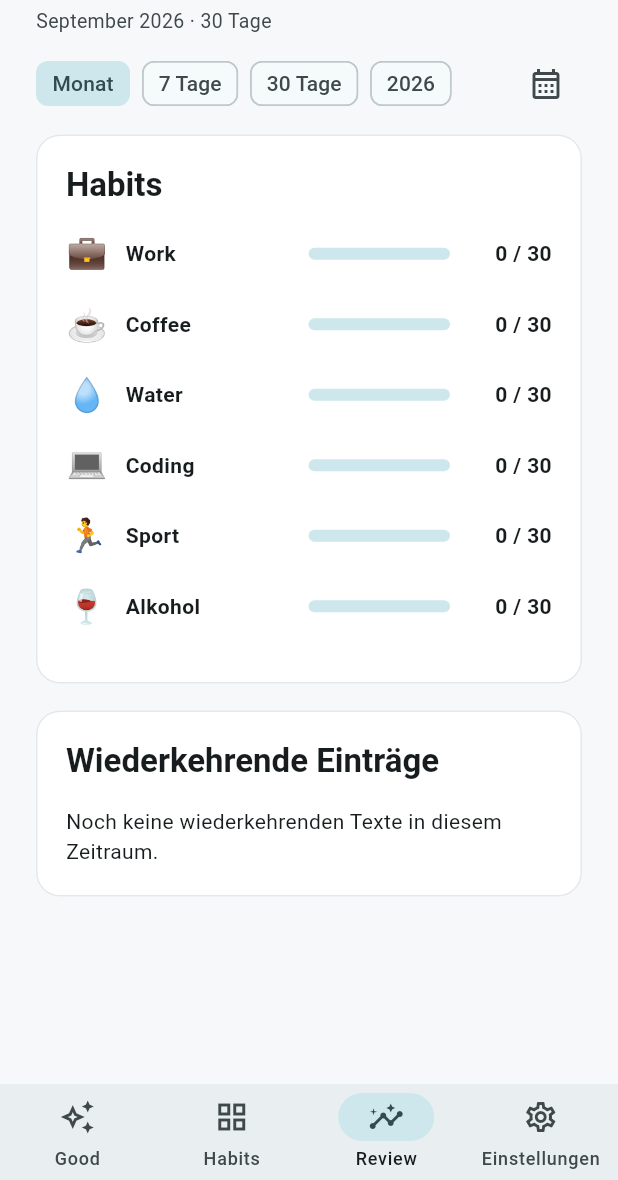
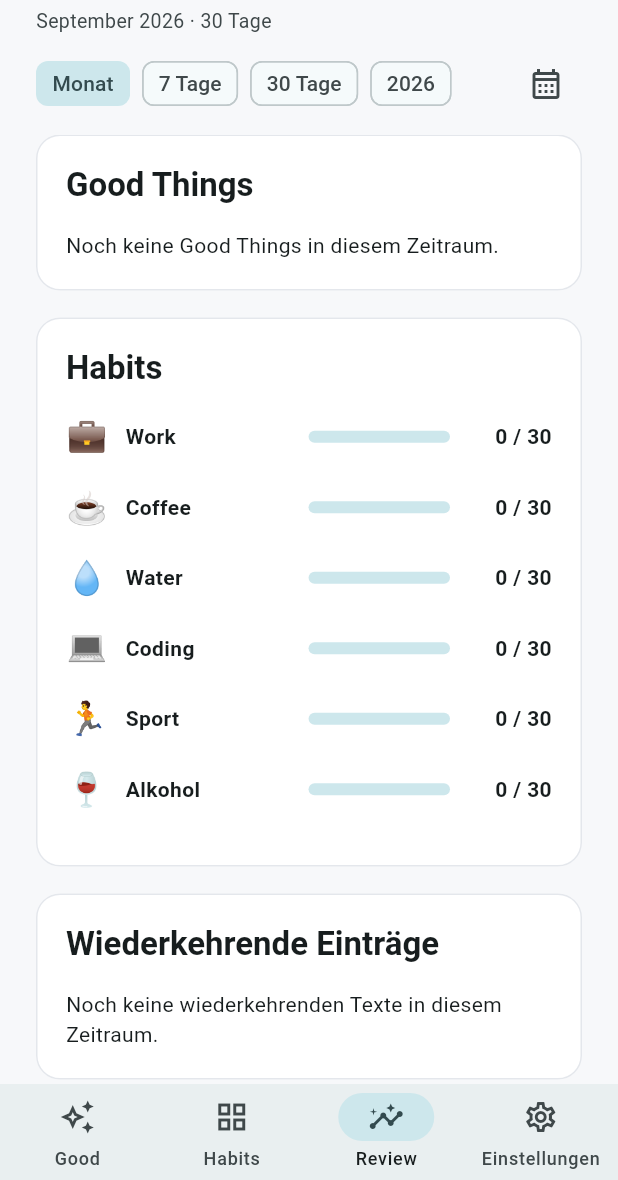
Before and after one commit to Rab2385/lighthouse_mini, a Flutter app: the screen it shows after launch, item 3 of the bottom bar chosen, on a phone screen of 412 x 824 dp, the part 56-1236 px from its top. Run offline on Flutter 3.47's test engine with Material 3 defaults, Android fonts, the phone set to English and light mode, and no system bars; our stand-ins replace file_picker, sembast, sembast_web; missing offline and left inert: dart:js_interop; Roboto replaces fonts that are missing (Arial).

Commit message:
Review: read back the period's Good Things and copy them as text (#20)
New first section on Review: every past Good Thing of the selected
range, newest day first and grouped by day, folded to the newest 5 days
with "Alle N anzeigen". "Als Text kopieren" puts a plain-text version on
the clipboard (goodThingsAsText, unit-tested in both languages).

Co-Authored-By: Claude Opus 5.5 <noreply@anthropic.com>
Claude-Session: https://claude.ai/code/session_01DA6vH9B5D4hUY1PfQgrie5

````diff
--- a/lib/l10n/app_strings.dart
+++ b/lib/l10n/app_strings.dart
@@ -192,6 +192,16 @@ class AppStrings {
   String get greetingEvening => _p('Guten Abend', 'Good evening');
   String get greetingNight => _p('Gute Nacht', 'Good night');
 
+  // ---- Review: Good Things ------------------------------------------
+  String get copyAsText => _p('Als Text kopieren', 'Copy as text');
+  String get copied => _p('Kopiert.', 'Copied.');
+  String get noGoodThingsInRange => _p(
+    'Noch keine Good Things in diesem Zeitraum.',
+    'No Good Things in this period yet.',
+  );
+  String showAll(int n) => _p('Alle $n anzeigen', 'Show all $n');
+  String get showLess => _p('Weniger anzeigen', 'Show less');
+
   // ---- Backup ------------------------------------------------------
   String get backup => 'Backup';
   String get backupText => _p(
@@ -313,6 +323,15 @@ class AppStrings {
       ? const ['Mon', 'Tue', 'Wed', 'Thu', 'Fri', 'Sat', 'Sun']
       : const ['Mo', 'Di', 'Mi', 'Do', 'Fr', 'Sa', 'So'];
 
+  /// "Di., 29.09." / "Tue, 09/29" — a day without its year.
+  String dayLabel(DateTime date) {
+    String two(int v) => v.toString().padLeft(2, '0');
+    final weekday = weekdaysShort[date.weekday - 1];
+    return _en
+        ? '$weekday, ${two(date.month)}/${two(date.day)}'
+        : '$weekday., ${two(date.day)}.${two(date.month)}.';
+  }
+
   String formatDate(DateTime date) {
     String two(int v) => v.toString().padLeft(2, '0');
     return _en
--- a/lib/pages/review_page.dart
+++ b/lib/pages/review_page.dart
@@ -1,8 +1,10 @@
 import 'package:flutter/material.dart';
+import 'package:flutter/services.dart';
 
 import '../l10n/app_strings.dart';
 import '../models/good_thing.dart';
 import '../state/lighthouse_controller.dart';
+import '../util/review_text.dart';
 import '../widgets/page_title.dart';
 
 enum _RangePreset { thisMonth, last7Days, last30Days, thisYear, custom }
@@ -155,6 +157,12 @@ class _ReviewPageState extends State<ReviewPage> {
 
         final recurring = _recurringEntries(entries);
 
+        // Reading back is about what already happened; Ahead entries stay on
+        // the Good Things page.
+        final pastEntries = entries
+            .where((entry) => !entry.date.isAfter(today))
+            .toList();
+
         final strings = _strings;
 
         return Column(
@@ -174,6 +182,12 @@ class _ReviewPageState extends State<ReviewPage> {
                 child: Column(
                   crossAxisAlignment: CrossAxisAlignment.start,
                   children: [
+                    _GoodThingsSection(
+                      strings: strings,
+                      entries: pastEntries,
+                      periodLabel: _formatRange(_range),
+                    ),
+                    const SizedBox(height: 18),
                     _SectionCard(
                       title: strings.habits,
                       child: controller.activeHabits.isEmpty
@@ -386,11 +400,131 @@ class _PresetChip extends StatelessWidget {
   }
 }
 
+/// Every Good Thing of the period to read back, grouped by day, with a
+/// "copy as text" action. Long periods start folded to the newest days.
+class _GoodThingsSection extends StatefulWidget {
+  const _GoodThingsSection({
+    required this.strings,
+    required this.entries,
+    required this.periodLabel,
+  });
+
+  final AppStrings strings;
+  final List<GoodThing> entries;
+  final String periodLabel;
+
+  @override
+  State<_GoodThingsSection> createState() => _GoodThingsSectionState();
+}
+
+class _GoodThingsSectionState extends State<_GoodThingsSection> {
+  static const int _foldedDays = 5;
+
+  bool _expanded = false;
+
+  Future<void> _copy() async {
+    final messenger = ScaffoldMessenger.of(context);
+    final text = goodThingsAsText(
+      periodLabel: widget.periodLabel,
+      entries: widget.entries,
+      strings: widget.strings,
+    );
+
+    await Clipboard.setData(ClipboardData(text: text));
+    messenger.hideCurrentSnackBar();
+    messenger.showSnackBar(SnackBar(content: Text(widget.strings.copied)));
+  }
+
+  @override
+  Widget build(BuildContext context) {
+    final strings = widget.strings;
+    final colorScheme = Theme.of(context).colorScheme;
+
+    final days = <DateTime, List<GoodThing>>{};
+    for (final entry in newestDayFirst(widget.entries)) {
+      days.putIfAbsent(entry.date, () => []).add(entry);
+    }
+
+    final visibleDays = _expanded
+        ? days.entries.toList()
+        : days.entries.take(_foldedDays).toList();
+
+    return _SectionCard(
+      title: strings.goodThings,
+      count: widget.entries.isEmpty ? null : widget.entries.length,
+      action: widget.entries.isEmpty
+          ? null
+          : TextButton.icon(
+              onPressed: _copy,
+              icon: const Icon(Icons.copy_outlined, size: 18),
+              label: Text(strings.copyAsText),
+            ),
+      child: widget.entries.isEmpty
+          ? Text(strings.noGoodThingsInRange)
+          : Column(
+              crossAxisAlignment: CrossAxisAlignment.start,
+              children: [
+                for (final day in visibleDays) ...[
+                  Padding(
+                    padding: const EdgeInsets.only(top: 4, bottom: 4),
+                    child: Text(
+                      strings.dayLabel(day.key),
+                      style: TextStyle(
+                        fontSize: 12,
+                        fontWeight: FontWeight.w700,
+                        color: colorScheme.onSurfaceVariant,
+                      ),
+                    ),
+                  ),
+                  for (final entry in day.value)
+                    Padding(
+                      padding: const EdgeInsets.only(left: 2, bottom: 6),
+                      child: Row(
+                        crossAxisAlignment: CrossAxisAlignment.start,
+                        children: [
+                          Text(
+                            '·  ',
+                            style: TextStyle(color: colorScheme.primary),
+                          ),
+                          Expanded(child: Text(entry.text)),
+                        ],
+                      ),
+                    ),
+                  const SizedBox(height: 6),
+                ],
+                if (days.length > _foldedDays)
+                  Center(
+                    child: TextButton(
+                      onPressed: () => setState(() => _expanded = !_expanded),
+                      child: Text(
+                        _expanded
+                            ? strings.showLess
+                            : strings.showAll(widget.entries.length),
+                      ),
+                    ),
+                  ),
+              ],
+            ),
+    );
+  }
+}
+
 class _SectionCard extends StatelessWidget {
-  const _SectionCard({required this.title, required this.child});
+  const _SectionCard({
+    required this.title,
+    required this.child,
+    this.count,
+    this.action,
+  });
 
   final String title;
   final Widget child;
+
+  /// Shown faintly after the title.
+  final int? count;
+
+  /// Right-aligned next to the title.
+  final Widget? action;
 
   @override
   Widget build(BuildContext context) {
@@ -400,11 +534,32 @@ class _SectionCard extends StatelessWidget {
         child: Column(
           crossAxisAlignment: CrossAxisAlignment.start,
           children: [
-            Text(
-              title,
-              style: Theme.of(
-                context,
-              ).textTheme.titleLarge?.copyWith(fontWeight: FontWeight.w700),
+            Row(
+              children: [
+                Expanded(
+                  child: Text.rich(
+                    TextSpan(
+                      text: title,
+                      children: [
+                        if (count != null)
+                          TextSpan(
+                            text: '  $count',
+                            style: TextStyle(
+                              fontWeight: FontWeight.w400,
+                              color: Theme.of(
+                                context,
+                              ).colorScheme.onSurfaceVariant,
+                            ),
+                          ),
+                      ],
+                    ),
+                    style: Theme.of(context).textTheme.titleLarge?.copyWith(
+                      fontWeight: FontWeight.w700,
+                    ),
+                  ),
+                ),
+                ?action,
+              ],
             ),
             const SizedBox(height: 16),
             child,
--- /dev/null
+++ b/lib/util/review_text.dart
@@ -0,0 +1,32 @@
+import '../l10n/app_strings.dart';
+import '../models/good_thing.dart';
+
+/// Good Things of a period as plain text, one line per entry, newest day
+/// first — for pasting into a note, a letter or a message.
+///
+/// ```
+/// Good Things · September 2026
+/// Di., 29.09. – Sonnenuntergang am Fluss
+/// So., 27.09. – Lange mit Papa telefoniert
+/// ```
+String goodThingsAsText({
+  required String periodLabel,
+  required List<GoodThing> entries,
+  required AppStrings strings,
+}) {
+  final lines = [
+    '${strings.goodThings} · $periodLabel',
+    for (final entry in newestDayFirst(entries))
+      '${strings.dayLabel(entry.date)} – ${entry.text}',
+  ];
+
+  return lines.join('\n');
+}
+
+/// Newest day first; within a day in the order they were written.
+List<GoodThing> newestDayFirst(List<GoodThing> entries) {
+  return [...entries]..sort((a, b) {
+    final byDay = b.date.compareTo(a.date);
+    return byDay != 0 ? byDay : a.createdAt.compareTo(b.createdAt);
+  });
+}
````
Also changed, not shown: 1 other file.
